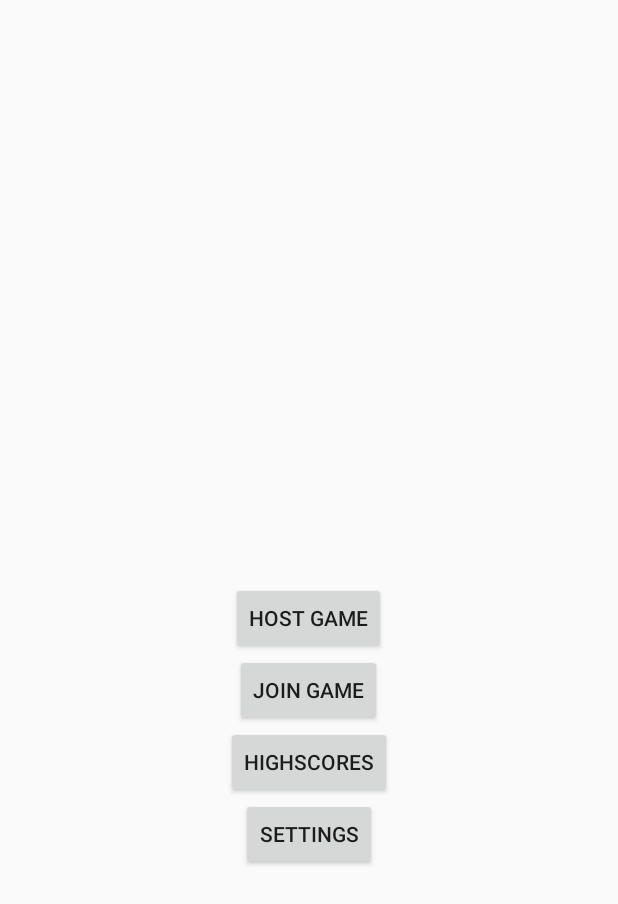
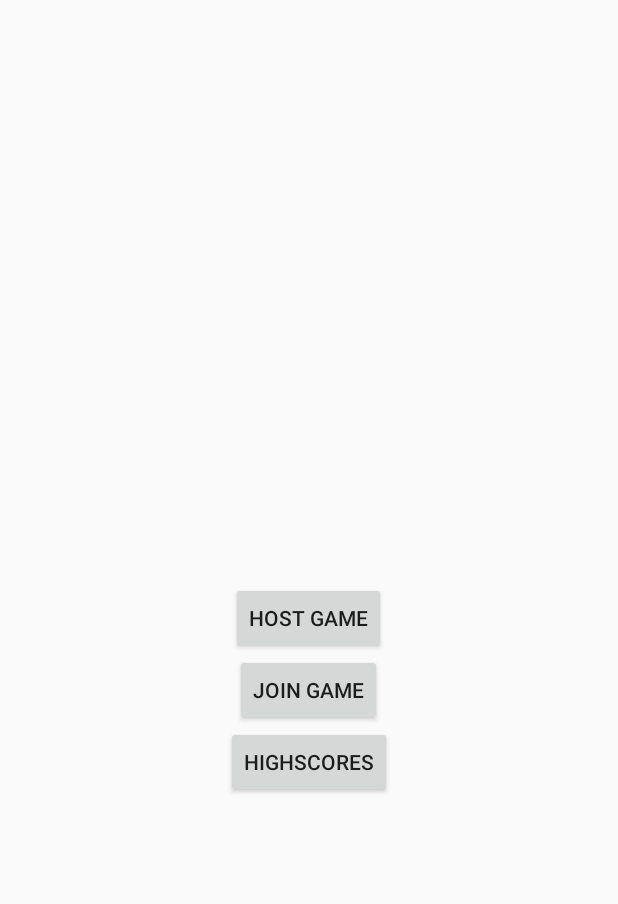
Before and after one commit to NathanHeadley/AndroidNetworking, an Android app: the HomeActivity screen opened directly, with no data from a screen before it, on a phone screen of 412 x 824 dp. Shown: the top 904 px of the screen. Run offline under Robolectric (Android 15) with nearby library versions, the phone set to English and light mode, and no system bars.

Commit message:
Final commit

```diff
--- a/app/src/main/java/zelphinstudios/courseworkapp/system/activities/HomeActivity.java
+++ b/app/src/main/java/zelphinstudios/courseworkapp/system/activities/HomeActivity.java
@@ -12,7 +12,7 @@ import zelphinstudios.courseworkapp.R;
 public class HomeActivity extends Activity implements View.OnClickListener {
 
     // Variables
-    private Button btnHost, btnJoin, btnSettings, btnScores;
+    private Button btnHost, btnJoin, btnScores;
 
     // Methods
     @Override
@@ -22,11 +22,9 @@ public class HomeActivity extends Activity implements View.OnClickListener {
         // Setup UI buttons with click listeners
         btnHost = (Button)findViewById(R.id.btnHost);
         btnJoin = (Button)findViewById(R.id.btnJoin);
-        btnSettings = (Button)findViewById(R.id.btnSettings);
         btnScores = (Button)findViewById(R.id.btnScores);
         btnHost.setOnClickListener(this);
         btnJoin.setOnClickListener(this);
-        btnSettings.setOnClickListener(this);
         btnScores.setOnClickListener(this);
     }
 
@@ -39,10 +37,9 @@ public class HomeActivity extends Activity implements View.OnClickListener {
             Intent intent = new Intent(this, GameActivity.class);
             intent.putExtra("hosting", false);
             startActivity(intent);
-        } else if (view_ == btnSettings) {
-
         } else if (view_ == btnScores) {
-
+            Intent intent = new Intent(this, HighscoreActivity.class);
+            startActivity(intent);
         }
     }
 
--- a/app/src/main/java/zelphinstudios/courseworkapp/system/networking/databases/remotedb/AddAccountTask.java
+++ b/app/src/main/java/zelphinstudios/courseworkapp/system/networking/databases/remotedb/AddAccountTask.java
@@ -34,7 +34,7 @@ public class AddAccountTask extends AsyncTask<Account, Void, Void> {
 
     // Networking Variables
     private HttpClient httpClient = new DefaultHttpClient();
-    private HttpPost httpPost = new HttpPost("http://94.194.98.255/public_html/accounts/add_account.php");
+    private HttpPost httpPost = new HttpPost("http://151.225.131.91/public_html/accounts/add_account.php");
 
     @Override
     protected void onPreExecute() {
--- a/app/src/main/java/zelphinstudios/courseworkapp/system/networking/databases/remotedb/AddScoreTask.java
+++ b/app/src/main/java/zelphinstudios/courseworkapp/system/networking/databases/remotedb/AddScoreTask.java
@@ -34,7 +34,7 @@ public class AddScoreTask extends AsyncTask<Integer, Void, Void> {
 	}
 
 	private HttpClient httpClient = new DefaultHttpClient();
-	private HttpPost httpPost = new HttpPost("http://94.194.98.255/public_html/high_scores/add_score.php");
+	private HttpPost httpPost = new HttpPost("http://151.225.131.91/public_html/high_scores/add_score.php");
 
 	@Override
 	protected void onPreExecute() {
--- a/app/src/main/java/zelphinstudios/courseworkapp/system/networking/databases/remotedb/GetAccountsTask.java
+++ b/app/src/main/java/zelphinstudios/courseworkapp/system/networking/databases/remotedb/GetAccountsTask.java
@@ -34,7 +34,7 @@ public class GetAccountsTask extends AsyncTask<Void, Void, Vector<Account>> {
 
     // Networking Variables
     private HttpClient httpClient = new DefaultHttpClient();
-    HttpGet httpGet = new HttpGet("http://94.194.98.255/public_html/accounts/get_accounts.php");
+    HttpGet httpGet = new HttpGet("http://151.225.131.91/public_html/accounts/get_accounts.php");
 
     @Override
     protected void onPreExecute() {
--- a/app/src/main/java/zelphinstudios/courseworkapp/system/networking/databases/remotedb/GetObjectsTask.java
+++ b/app/src/main/java/zelphinstudios/courseworkapp/system/networking/databases/remotedb/GetObjectsTask.java
@@ -34,7 +34,7 @@ public class GetObjectsTask extends AsyncTask<Void, Void, Vector<Object>> {
 
 	// Networking Variables
 	private HttpClient httpClient = new DefaultHttpClient();
-	HttpGet httpGet = new HttpGet("http://94.194.98.255/public_html/objects/get_objects.php");
+	HttpGet httpGet = new HttpGet("http://151.225.131.91/public_html/objects/get_objects.php");
 
 	@Override
 	protected void onPreExecute() {
--- a/app/src/main/java/zelphinstudios/courseworkapp/system/networking/databases/remotedb/GetScoresTask.java
+++ b/app/src/main/java/zelphinstudios/courseworkapp/system/networking/databases/remotedb/GetScoresTask.java
@@ -35,7 +35,7 @@ public class GetScoresTask extends AsyncTask<TextView, Void, Vector<Integer>> {
 	}
 
 	private HttpClient httpClient = new DefaultHttpClient();
-	private HttpGet httpGet = new HttpGet("http://94.194.98.255/public_html/high_scores/get_scores.php");
+	private HttpGet httpGet = new HttpGet("http://151.225.131.91/public_html/high_scores/get_scores.php");
 
 	@Override
 	protected void onPreExecute() {
--- a/app/src/main/java/zelphinstudios/courseworkapp/system/networking/sockets/Server/ServerManager.java
+++ b/app/src/main/java/zelphinstudios/courseworkapp/system/networking/sockets/Server/ServerManager.java
@@ -114,7 +114,7 @@ public class ServerManager implements Runnable {
 							sendData("score~" + players.get(client).getScore(), client+1);
 						}
 
-						if(players.get(0).getScore() + players.get(1).getScore() == 20) {
+						if(players.get(0).getScore() + players.get(1).getScore() == 570) {
 							remoteDBHelperScores.addScore(players.get(0).getScore());
 							remoteDBHelperScores.addScore(players.get(1).getScore());
 							sendData("gameover", 0);
--- a/app/src/main/res/layout/activity_home.xml
+++ b/app/src/main/res/layout/activity_home.xml
@@ -23,14 +23,6 @@
     <Button
         android:layout_width="wrap_content"
         android:layout_height="wrap_content"
-        android:text="Settings"
-        android:id="@+id/btnSettings"
-        android:layout_below="@+id/btnScores"
-        android:layout_centerHorizontal="true" />
-
-    <Button
-        android:layout_width="wrap_content"
-        android:layout_height="wrap_content"
         android:text="Highscores"
         android:id="@+id/btnScores"
         android:layout_below="@+id/btnJoin"
--- a/build.gradle
+++ b/build.gradle
@@ -5,7 +5,7 @@ buildscript {
         jcenter()
     }
     dependencies {
-        classpath 'com.android.tools.build:gradle:2.0.0'
+        classpath 'com.android.tools.build:gradle:2.1.0'
 
         // NOTE: Do not place your application dependencies here; they belong
         // in the individual module build.gradle files
```
Also changed, not shown: 1 other file.
